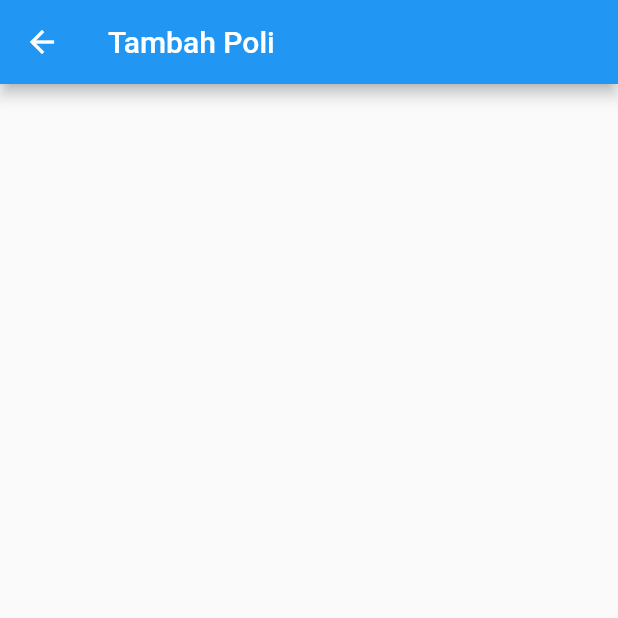
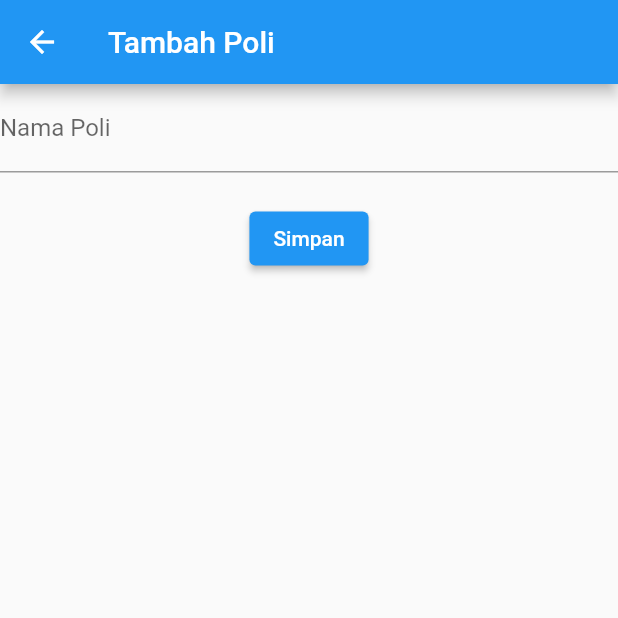
Before and after one commit to Ariagg/belajar-flutter, a Flutter app: the PoliForm screen opened directly, on a phone screen of 412 x 824 dp, the top half of it. Run offline on Flutter 3.47's test engine with Material 2 defaults, Android fonts, the phone set to English and light mode, and no system bars.

Commit message:
Update poli_form.dart

```diff
--- a/lib/ui/poli_form.dart
+++ b/lib/ui/poli_form.dart
@@ -19,6 +19,7 @@ class _PoliFormState extends State<PoliForm> {
         child: Form(
           key: _formKey,
           child: Column(
+            children: [_fieldNamaPoli(), SizedBox(height: 20), _tombolSimpan()],
           ),
         ),
       ),
```
